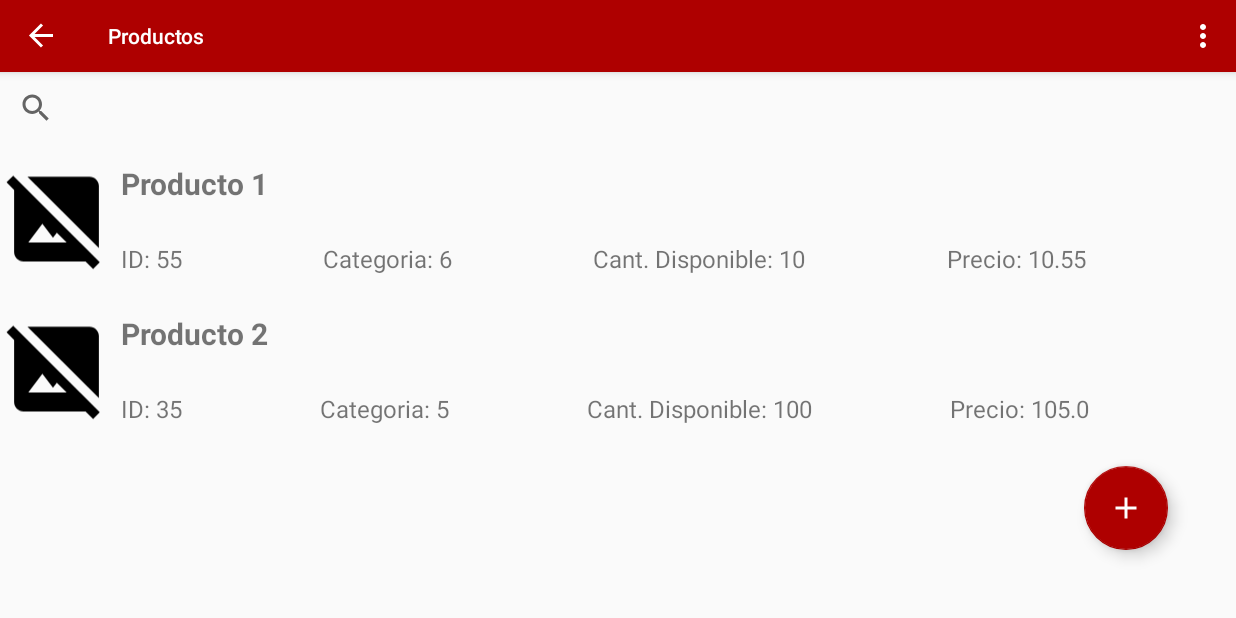
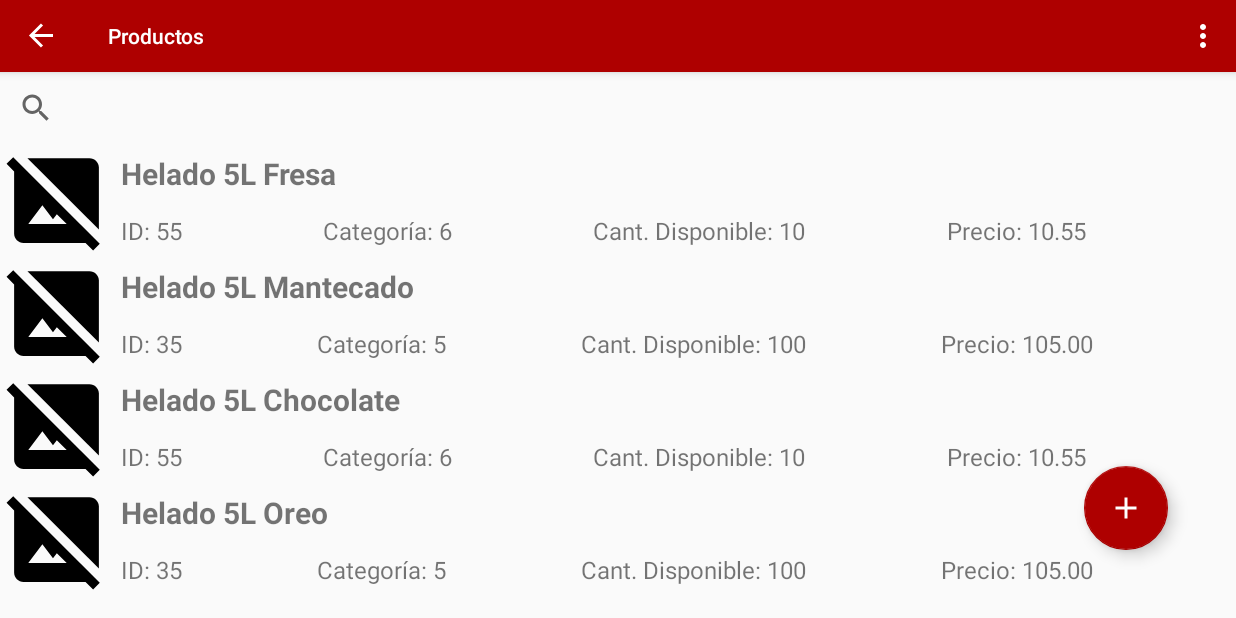
Before and after one commit to andresmtatseo/DonAlonsoPOS, an Android app: the MenuLateral screen opened directly, with no data from a screen before it, in the side drawer, after a tap on "Productos", on a phone screen of 824 x 412 dp (held sideways). Run offline under Robolectric (Android 15) with nearby library versions, the phone set to English and light mode, and no system bars; our stand-ins replace navigation-ui.

Commit message:
Mejoras en el modulo Productos

```diff
--- a/app/build.gradle.kts
+++ b/app/build.gradle.kts
@@ -36,9 +36,12 @@ android {
 
 dependencies {
 
+    // room database
     val room_version = "2.6.1"
     implementation("androidx.room:room-runtime:$room_version")
     annotationProcessor("androidx.room:room-compiler:$room_version")
+    // Swipe Refresh Layout
+    implementation("androidx.swiperefreshlayout:swiperefreshlayout:1.2.0-alpha01")
 
     implementation(libs.appcompat)
     implementation(libs.material)
--- a/app/src/main/java/com/example/donalonsopos/data/entities/Producto.java
+++ b/app/src/main/java/com/example/donalonsopos/data/entities/Producto.java
@@ -1,7 +1,9 @@
 package com.example.donalonsopos.data.entities;
 
-public class Producto {
+import java.io.Serializable;
 
+public class Producto implements Serializable {
+    // Atributos
     private int idProducto;
     private int idCategoria;
     private String nombre;
@@ -12,9 +14,8 @@ public class Producto {
     private int cantidadMinima;
     private int isActive;
 
-    // Constructor, getters y setters
+    //Constructores
     public Producto() {
-        // Constructor vacío
     }
 
     public Producto(int idProducto) {
@@ -42,6 +43,7 @@ public class Producto {
         this.isActive = isActive;
     }
 
+    //Metodos
     public int getIdProducto() {
         return idProducto;
     }
--- /dev/null
+++ b/app/src/main/java/com/example/donalonsopos/ui/productos/AdaptadorViewProducto.java
@@ -0,0 +1,100 @@
+package com.example.donalonsopos.ui.productos;
+
+import android.content.Context;
+import android.view.LayoutInflater;
+import android.view.View;
+import android.view.ViewGroup;
+import android.widget.ImageView;
+import android.widget.TextView;
+
+import androidx.annotation.NonNull;
+import androidx.recyclerview.widget.RecyclerView;
+
+import com.example.donalonsopos.R;
+import com.example.donalonsopos.data.entities.Producto;
+import com.example.donalonsopos.util.OnItemClickListener;
+import com.example.donalonsopos.util.OnItemLongClickListener;
+
+import java.util.List;
+
+public class AdaptadorViewProducto extends RecyclerView.Adapter<AdaptadorViewProducto.ViewHolder> {
+
+    private final Context context;
+    private final List<Producto> productos;
+    private final OnItemClickListener listener;
+    private final OnItemLongClickListener longListener;
+
+    public AdaptadorViewProducto(Context context, List<Producto> productos, OnItemClickListener listener, OnItemLongClickListener longClickListener) {
+        this.context = context;
+        this.productos = productos;
+        this.listener = listener;
+        this.longListener = longClickListener;
+    }
+
+    @NonNull
+    @Override
+    public ViewHolder onCreateViewHolder(@NonNull ViewGroup parent, int viewType) {
+        View view = LayoutInflater.from(context).inflate(R.layout.template_producto, parent, false);
+        return new ViewHolder(view, listener, longListener);
+    }
+
+    @Override
+    public void onBindViewHolder(@NonNull ViewHolder holder, int position) {
+        Producto producto = productos.get(position);
+        if (producto != null) {
+            holder.bind(producto);
+        }
+    }
+
+    @Override
+    public int getItemCount() {
+        return productos.size();
+    }
+
+    public class ViewHolder extends RecyclerView.ViewHolder implements View.OnClickListener, View.OnLongClickListener {
+
+        private final TextView idProducto;
+        private final TextView idCategoria;
+        private final TextView nombre;
+        private final TextView precio;
+        private final ImageView imagen;
+        private final TextView cantidadActual;
+        private final OnItemClickListener listener;
+        private final OnItemLongClickListener longListener;
+
+        public ViewHolder(@NonNull View itemView, OnItemClickListener listener, OnItemLongClickListener longClickListener) {
+            super(itemView);
+            this.idProducto = itemView.findViewById(R.id.tvIdProducto);
+            this.idCategoria = itemView.findViewById(R.id.tvIdCaregoria);
+            this.nombre = itemView.findViewById(R.id.tvNombre);
+            this.precio = itemView.findViewById(R.id.tvPrecioMenu);
+            this.imagen = itemView.findViewById(R.id.ivImagen);
+            this.cantidadActual = itemView.findViewById(R.id.tvCantidadActual);
+            this.listener = listener;
+            this.longListener = longClickListener;
+            itemView.setOnClickListener(this);
+            itemView.setOnLongClickListener(this);
+        }
+
+        public void bind(Producto producto) {
+            idProducto.setText("ID: " + producto.getIdProducto());
+            idCategoria.setText("Categoría: " + producto.getIdCategoria());
+            nombre.setText(producto.getNombre());
+            precio.setText(String.format("Precio: %.2f", producto.getPrecio()));
+            cantidadActual.setText("Cant. Disponible: " + producto.getCantidadActual());
+            imagen.setImageResource(R.drawable.icono_producto_sin_foto); // Considera usar Glide o Picasso aquí
+        }
+
+        @Override
+        public void onClick(View view) {
+            listener.onClick(view, getAdapterPosition());
+        }
+
+        @Override
+        public boolean onLongClick(View view) {
+            longListener.onLongClick(view, getAdapterPosition());
+            return true;
+        }
+    }
+
+}
--- a/app/src/main/java/com/example/donalonsopos/ui/productos/ProductosFragment.java
+++ b/app/src/main/java/com/example/donalonsopos/ui/productos/ProductosFragment.java
@@ -1,62 +1,42 @@
 package com.example.donalonsopos.ui.productos;
 
+import android.annotation.SuppressLint;
 import android.os.Bundle;
-
 import androidx.fragment.app.Fragment;
+import androidx.navigation.NavController;
+import androidx.navigation.Navigation;
 import androidx.recyclerview.widget.LinearLayoutManager;
 import androidx.recyclerview.widget.RecyclerView;
-
-import android.util.Log;
+import androidx.swiperefreshlayout.widget.SwipeRefreshLayout;
 import android.view.LayoutInflater;
 import android.view.View;
 import android.view.ViewGroup;
-import android.widget.Button;
-
+import android.widget.Toast;
 import com.example.donalonsopos.R;
 import com.example.donalonsopos.data.entities.Producto;
-import com.example.donalonsopos.util.AdaptadorCustom;
+import com.example.donalonsopos.util.OnItemClickListener;
+import com.example.donalonsopos.util.OnItemLongClickListener;
 import com.google.android.material.floatingactionbutton.FloatingActionButton;
-
 import java.util.ArrayList;
 
 /**
- * A simple {@link Fragment} subclass.
- * Use the {@link ProductosFragment#newInstance} factory method to
- * create an instance of this fragment.
+ * A simple {@link Fragment} subclass for displaying products.
  */
 public class ProductosFragment extends Fragment {
 
+    private static final String KEY_PRODUCTO = "producto"; // Clave del Bundle
     private RecyclerView lista;
-    private AdaptadorCustom adaptador;
-    private RecyclerView.LayoutManager layoutManager;
-
-    // TODO: Rename parameter arguments, choose names that match
-    // the fragment initialization parameters, e.g. ARG_ITEM_NUMBER
-    private static final String ARG_PARAM1 = "param1";
-    private static final String ARG_PARAM2 = "param2";
-
-    // TODO: Rename and change types of parameters
-    private String mParam1;
-    private String mParam2;
+    private AdaptadorViewProducto adaptador;
 
     public ProductosFragment() {
-        // Required empty public constructor
+        // Constructor vacío requerido
     }
 
-    /**
-     * Use this factory method to create a new instance of
-     * this fragment using the provided parameters.
-     *
-     * @param param1 Parameter 1.
-     * @param param2 Parameter 2.
-     * @return A new instance of fragment ProductosFragment.
-     */
-    // TODO: Rename and change types and number of parameters
     public static ProductosFragment newInstance(String param1, String param2) {
         ProductosFragment fragment = new ProductosFragment();
         Bundle args = new Bundle();
-        args.putString(ARG_PARAM1, param1);
-        args.putString(ARG_PARAM2, param2);
+        args.putString("ARG_PARAM1", param1);
+        args.putString("ARG_PARAM2", param2);
         fragment.setArguments(args);
         return fragment;
     }
@@ -64,43 +44,78 @@ public class ProductosFragment extends Fragment {
     @Override
     public void onCreate(Bundle savedInstanceState) {
         super.onCreate(savedInstanceState);
-        if (getArguments() != null) {
-            mParam1 = getArguments().getString(ARG_PARAM1);
-            mParam2 = getArguments().getString(ARG_PARAM2);
-        }
-
+        // Recuperar argumentos si existen
+        //if (getArguments() != null) {
+            // Puedes recuperar parámetros aquí si es necesario
+       // }
     }
 
     @Override
     public View onCreateView(LayoutInflater inflater, ViewGroup container, Bundle savedInstanceState) {
         View view = inflater.inflate(R.layout.fragment_productos, container, false);
 
+        setupFloatingActionButton(view);
+        setupRecyclerView(view);
+        setupSwipeRefresh(view);
+
+        return view;
+    }
+
+    private void setupFloatingActionButton(View view) {
         FloatingActionButton btnAgregar = view.findViewById(R.id.btnAgregar);
-        btnAgregar.setOnClickListener(new View.OnClickListener() {
-            @Override
-            public void onClick(View v) {
-                AgregarProductoFragment dialog = new AgregarProductoFragment();
-                dialog.show(getChildFragmentManager(), "agregar_producto");
-            }
+        btnAgregar.setOnClickListener(v -> {
+            AgregarProducto dialog = new AgregarProducto();
+            dialog.show(getChildFragmentManager(), "agregar_producto");
         });
+    }
 
+    private void setupRecyclerView(View view) {
         ArrayList<Producto> productos = cargarProductos();
 
         lista = view.findViewById(R.id.lista);
         lista.setHasFixedSize(true);
-        layoutManager = new LinearLayoutManager(getContext());
-        lista.setLayoutManager(layoutManager);
+        lista.setLayoutManager(new LinearLayoutManager(getContext()));
 
-        adaptador = new AdaptadorCustom(getContext(), productos);
+        adaptador = new AdaptadorViewProducto(requireContext(), productos, new OnItemClickListener() {
+            @Override
+            public void onClick(View view, int position) {
+                Producto productoSeleccionado = productos.get(position);
+                NavController navController = Navigation.findNavController(requireActivity(), R.id.nav_host_fragment_content_menu_lateral);
+                navController.navigate(R.id.detallesProductoFragment, createBundleWithProducto(productoSeleccionado));
+            }
+        }, new OnItemLongClickListener() {
+            @Override
+            public void onLongClick(View view, int position) {
+                Toast.makeText(requireContext(), "Click largo", Toast.LENGTH_SHORT).show();
+            }
+        });
+
         lista.setAdapter(adaptador);
+    }
 
-        return view;
+    @SuppressLint("NotifyDataSetChanged")
+    private void setupSwipeRefresh(View view) {
+        SwipeRefreshLayout swipeToRefresh = view.findViewById(R.id.swipeRefreshLayout);
+        swipeToRefresh.setOnRefreshListener(() -> {
+            // Simulación de actualización de productos
+            Toast.makeText(requireContext(), "Actualizando productos...", Toast.LENGTH_SHORT).show();
+            adaptador.notifyDataSetChanged();
+            swipeToRefresh.setRefreshing(false);
+        });
+    }
+
+    private Bundle createBundleWithProducto(Producto producto) {
+        Bundle bundle = new Bundle();
+        bundle.putSerializable(KEY_PRODUCTO, producto);
+        return bundle;
     }
 
     private ArrayList<Producto> cargarProductos() {
         ArrayList<Producto> productos = new ArrayList<>();
-        productos.add(new Producto(55, 6, "Producto 1", 10, 10.55, "Producto 1"));
-        productos.add(new Producto(35, 5, "Producto 2", 100, 105, "Producto 2"));
+        productos.add(new Producto(55, 6, "Helado 5L Fresa", 10, 10.55, "Producto 1"));
+        productos.add(new Producto(35, 5, "Helado 5L Mantecado", 100, 105, "Producto 2"));
+        productos.add(new Producto(55, 6, "Helado 5L Chocolate", 10, 10.55, "Producto 1"));
+        productos.add(new Producto(35, 5, "Helado 5L Oreo", 100, 105, "Producto 2"));
         return productos;
     }
 }
--- a/app/src/main/java/com/example/donalonsopos/util/AdaptadorCustom.java
+++ /dev/null
@@ -1,79 +0,0 @@
-package com.example.donalonsopos.util;
-
-import android.content.Context;
-import android.view.LayoutInflater;
-import android.view.View;
-import android.view.ViewGroup;
-import android.widget.ImageView;
-import android.widget.TextView;
-
-import androidx.annotation.NonNull;
-import androidx.recyclerview.widget.RecyclerView;
-
-import com.example.donalonsopos.R;
-import com.example.donalonsopos.data.entities.Producto;
-
-import java.util.ArrayList;
-
-public class AdaptadorCustom extends RecyclerView.Adapter<AdaptadorCustom.ViewHolder> {
-
-    private Context context = null;
-    private ArrayList<Producto> productos = null;
-
-    public AdaptadorCustom(Context context, ArrayList<Producto> productos) {
-        this.context = context;
-        this.productos = productos;
-    }
-
-    @NonNull
-    @Override
-    public AdaptadorCustom.ViewHolder onCreateViewHolder(@NonNull ViewGroup parent, int viewType) {
-        View view = LayoutInflater.from(context).inflate(R.layout.template_producto, parent, false);
-        ViewHolder viewHolder = new ViewHolder(view);
-        return viewHolder;
-    }
-
-    @Override
-    public void onBindViewHolder(@NonNull AdaptadorCustom.ViewHolder holder, int position) {
-        Producto producto = productos.get(position);
-        if (producto != null) {
-            holder.idProducto.setText("ID: " + producto.getIdProducto());
-            holder.idCategoria.setText("Categoria: " + producto.getIdCategoria());
-            holder.nombre.setText(producto.getNombre());
-            holder.precio.setText("Precio: " + String.valueOf(producto.getPrecio()));
-            holder.cantidadActual.setText("Cant. Disponible: " + String.valueOf(producto.getCantidadActual()));
-
-            // Ajusta la imagen según sea necesario (puedes dejar la imagen por defecto o establecer una personalizada)
-            holder.imagen.setImageResource(R.drawable.icono_producto_sin_foto);
-        }
-    }
-
-
-    @Override
-    public int getItemCount() {
-        return productos.size();
-    }
-
-    public class ViewHolder extends RecyclerView.ViewHolder {
-
-        View itemView = null;
-        TextView idProducto = null;
-        TextView idCategoria = null;
-        TextView nombre = null;
-        TextView precio = null;
-        ImageView imagen = null;
-        TextView cantidadActual = null;
-
-        public ViewHolder(@NonNull View itemView) {
-            super(itemView);
-            this.itemView = itemView;
-            idProducto = itemView.findViewById(R.id.tvIdProducto);
-            idCategoria = itemView.findViewById(R.id.tvIdCaregoria);
-            nombre = itemView.findViewById(R.id.tvNombre);
-            precio = itemView.findViewById(R.id.tvPrecioMenu);
-            imagen = itemView.findViewById(R.id.ivImagen);
-            cantidadActual = itemView.findViewById(R.id.tvCantidadActual);
-        }
-    }
-
-}
--- /dev/null
+++ b/app/src/main/java/com/example/donalonsopos/util/OnItemClickListener.java
@@ -0,0 +1,9 @@
+package com.example.donalonsopos.util;
+
+import android.view.View;
+
+public interface OnItemClickListener {
+
+    public abstract void onClick(View view, int position);
+
+}
--- /dev/null
+++ b/app/src/main/java/com/example/donalonsopos/util/OnItemLongClickListener.java
@@ -0,0 +1,8 @@
+package com.example.donalonsopos.util;
+
+import android.view.View;
+
+public interface OnItemLongClickListener {
+
+    public abstract void onLongClick(View view, int position);
+}
--- a/app/src/main/res/layout/fragment_agregar_producto.xml
+++ b/app/src/main/res/layout/fragment_agregar_producto.xml
@@ -5,7 +5,7 @@
     android:layout_width="match_parent"
     android:layout_height="match_parent"
     android:orientation="vertical"
-    tools:context=".ui.productos.AgregarProductoFragment"
+    tools:context=".ui.productos.AgregarProducto"
     tools:layout_editor_absoluteX="-326dp"
     tools:layout_editor_absoluteY="-27dp">
 
--- a/app/src/main/res/layout/fragment_productos.xml
+++ b/app/src/main/res/layout/fragment_productos.xml
@@ -19,10 +19,18 @@
 
         </SearchView>
 
+        <androidx.swiperefreshlayout.widget.SwipeRefreshLayout
+            android:id="@+id/swipeRefreshLayout"
+            android:layout_width="match_parent"
+            android:layout_height="match_parent">
+
         <androidx.recyclerview.widget.RecyclerView
             android:id="@+id/lista"
             android:layout_width="match_parent"
-            android:layout_height="match_parent" />
+            android:layout_height="match_parent"
+            android:layout_marginTop="5dp" />
+
+        </androidx.swiperefreshlayout.widget.SwipeRefreshLayout>
 
     </LinearLayout>
 
--- a/app/src/main/res/layout/template_producto.xml
+++ b/app/src/main/res/layout/template_producto.xml
@@ -2,7 +2,9 @@
 <LinearLayout xmlns:android="http://schemas.android.com/apk/res/android"
     xmlns:app="http://schemas.android.com/apk/res-auto"
     android:layout_width="match_parent"
-    android:layout_height="100dp"
+    android:layout_height="75dp"
+    android:background="?attr/selectableItemBackground"
+    android:clickable="true"
     android:orientation="horizontal">
 
     <LinearLayout
--- a/app/src/main/res/navigation/mobile_navigation.xml
+++ b/app/src/main/res/navigation/mobile_navigation.xml
@@ -9,7 +9,29 @@
         android:id="@+id/nav_inicio"
         android:name="com.example.donalonsopos.ui.inicio.InicioFragment"
         android:label="@string/menu_inicio"
-        tools:layout="@layout/fragment_inicio" />
+        tools:layout="@layout/fragment_inicio" >
+        <action
+            android:id="@+id/action_nav_inicio_to_nav_ventas"
+            app:destination="@id/nav_ventas" />
+        <action
+            android:id="@+id/action_nav_inicio_to_nav_clientes"
+            app:destination="@id/nav_clientes" />
+        <action
+            android:id="@+id/action_nav_inicio_to_nav_productos"
+            app:destination="@id/nav_productos" />
+        <action
+            android:id="@+id/action_nav_inicio_to_nav_compras"
+            app:destination="@id/nav_compras" />
+        <action
+            android:id="@+id/action_nav_inicio_to_nav_reportes"
+            app:destination="@id/nav_reportes" />
+        <action
+            android:id="@+id/action_nav_inicio_to_nav_proveedores"
+            app:destination="@id/nav_proveedores" />
+        <action
+            android:id="@+id/action_nav_inicio_to_nav_usuarios"
+            app:destination="@id/nav_usuarios" />
+    </fragment>
 
     <fragment
         android:id="@+id/nav_ventas"
@@ -20,7 +42,17 @@
         android:id="@+id/nav_productos"
         android:name="com.example.donalonsopos.ui.productos.ProductosFragment"
         android:label="@string/menu_productos"
-        tools:layout="@layout/fragment_productos" />
+        tools:layout="@layout/fragment_productos" >
+        <action
+            android:id="@+id/action_nav_productos_to_detallesProductoFragment"
+            app:destination="@id/detallesProductoFragment" />
+    </fragment>
+    <fragment
+        android:id="@+id/detallesProductoFragment"
+        android:name="com.example.donalonsopos.ui.productos.DetallesProducto"
+        android:label="DetallesProducto">
+        <!-- Puedes agregar acciones, argumentos o destinos relacionados aquí -->
+    </fragment>
     <fragment
         android:id="@+id/nav_compras"
         android:name="com.example.donalonsopos.ui.compras.ComprasFragment"
```
Also changed, not shown: app/src/main/java/com/example/donalonsopos/ui/productos/AgregarProducto.java (renamed from app/src/main/java/com/example/donalonsopos/ui/productos/AgregarProductoFragment.java, +4 -5 lines), app/src/main/java/com/example/donalonsopos/ui/productos/DetallesProducto.java (added, +53 -0 lines), app/src/main/java/com/example/donalonsopos/ui/productos/DetallesProductos.java (deleted, +0 -66 lines), app/src/main/res/layout/fragment_detalles_producto.xml (renamed from app/src/main/res/layout/fragment_detalles_productos.xml, +4 -3 lines).
